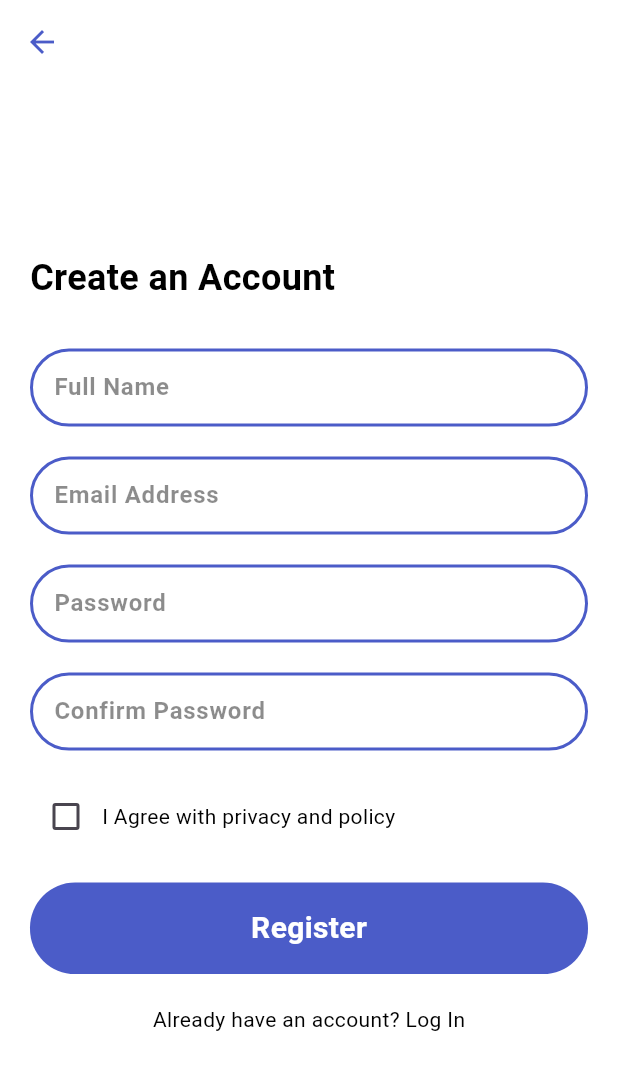
After one commit to nagwaalhariry/prime_mind, a Flutter app: the RegisterScreen screen opened by its route, on a phone screen of 412 x 824 dp. The commit adds this screen. Shown: the top 1070 px of the screen. Run offline on Flutter 3.47's test engine with Material 3 defaults, Android fonts, the phone set to English and light mode, and no system bars.

Commit message:
register screen add

```diff
--- a/lib/data/api_manager.dart
+++ b/lib/data/api_manager.dart
@@ -22,4 +22,5 @@ abstract class ApiManager{
     LoginResponseDm loginResponse = LoginResponseDm.fromJson(json);
     return loginResponse;
   }
+
 }
--- a/lib/main.dart
+++ b/lib/main.dart
@@ -1,5 +1,6 @@
 import 'package:edu/navigations/bot_nav_bar.dart';
 import 'package:edu/home_screen.dart';
+import 'package:edu/register/register_screen.dart';
 import 'package:edu/splash/splash_screen.dart';
 import 'package:edu/subscriptions/payment.dart';
 import 'package:edu/subscriptions/subscripe_screen.dart';
@@ -51,6 +52,8 @@ class MyApp extends StatelessWidget {
         SubscripeScreen.routeName : (buildContext) => SubscripeScreen(),
         SubscriptionDoneScreen.routeName : (buildContext) => SubscriptionDoneScreen(),
         Payment.routeName : (buildContext) => Payment(),
+        RegisterScreen.routeName : (buildContext) => RegisterScreen(),
+
 
 
 
--- a/lib/navigations/nav_drawer.dart
+++ b/lib/navigations/nav_drawer.dart
@@ -1,6 +1,7 @@
 import 'package:edu/home_screen.dart';
 import 'package:edu/lawyer/lawyer_screen.dart';
 import 'package:edu/login/login_screen.dart';
+import 'package:edu/register/register_screen.dart';
 import 'package:edu/subscriptions/subscription_screen.dart';
 import 'package:edu/teacher/teacher_screen.dart';
 import 'package:edu/themes.dart';
@@ -122,12 +123,12 @@ class NavDrawer extends StatelessWidget {
                     alignment: Alignment.center,
                     transform: Matrix4.rotationY(pi),
                     child: Icon(
-                      Icons.logout,
+                      Icons.how_to_reg,
                     ),
                   ),
-                  title: Text("Logout"),
+                  title: Text("sign up"),
                   onTap: (){
-                    Navigator.pop(context);
+                    Navigator.popAndPushNamed(context,RegisterScreen.routeName);
                   },
                 ),
               ],
--- /dev/null
+++ b/lib/register/register_screen.dart
@@ -0,0 +1,190 @@
+import 'package:edu/themes.dart';
+import 'package:flutter/material.dart';
+
+class RegisterScreen extends StatefulWidget {
+  static const String routeName = 'register_screen';
+
+  const RegisterScreen({super.key});
+
+  @override
+  State<RegisterScreen> createState() => _RegisterScreenState();
+}
+
+class _RegisterScreenState extends State<RegisterScreen> {
+
+  bool? value = false;
+
+  @override
+  Widget build(BuildContext context) {
+    return Scaffold(
+      backgroundColor: Themes.lightTheme.appBarTheme.backgroundColor,
+      appBar: AppBar(
+        backgroundColor: Colors.transparent,
+        iconTheme: IconThemeData(color: Themes.lightTheme.appBarTheme.iconTheme?.color),
+      ),
+
+      body: Container(
+        margin: EdgeInsets.symmetric(horizontal: 20),
+        child: Column(
+          crossAxisAlignment: CrossAxisAlignment.start,
+          spacing: 30,
+          children: [
+            SizedBox(
+              height: MediaQuery.of(context).size.height*0.1,
+            ),
+            Text("Create an Account",style: Themes.lightTheme.textTheme.headlineLarge,),
+            Column(
+              spacing: 20,
+              children: [
+                Container(
+                  decoration: BoxDecoration(
+                      borderRadius: BorderRadius.all(Radius.circular(30)),
+                      border: Border.all(
+                        color: Themes.lightTheme.primaryColor,
+                        width: 2
+                      ),
+
+                  ),
+                  child: TextFormField(
+
+                    keyboardType: TextInputType.name,
+                    keyboardAppearance: Brightness.light,
+                    textInputAction: TextInputAction.next,
+
+                    maxLines: 1,
+
+
+                    decoration: InputDecoration(
+                      border: InputBorder.none,
+                      contentPadding: EdgeInsets.symmetric(horizontal: 14,vertical: 4),
+                      hintText: "Full Name",
+                      hintStyle: Themes.lightTheme.primaryTextTheme.labelMedium,
+
+                    ),
+
+                  ),
+
+                ),
+                Container(
+                  decoration: BoxDecoration(
+                    borderRadius: BorderRadius.all(Radius.circular(30)),
+                    border: Border.all(
+                        color: Themes.lightTheme.primaryColor,
+                        width: 2
+                    ),
+
+                  ),
+                  child: TextFormField(
+
+                    keyboardType: TextInputType.emailAddress,
+                    keyboardAppearance: Brightness.light,
+                    textInputAction: TextInputAction.send,
+
+                    maxLines: 1,
+
+
+                    decoration: InputDecoration(
+                      border: InputBorder.none,
+                      contentPadding: EdgeInsets.symmetric(horizontal: 14,vertical: 4),
+                      hintText: "Email Address",
+                      hintStyle: Themes.lightTheme.primaryTextTheme.labelMedium,
+                    ),
+
+                  ),
+
+                ),
+                Container(
+                  decoration: BoxDecoration(
+                    borderRadius: BorderRadius.all(Radius.circular(30)),
+                    border: Border.all(
+                        color: Themes.lightTheme.primaryColor,
+                        width: 2
+                    ),
+
+                  ),
+                  child: TextFormField(
+
+                    keyboardType: TextInputType.visiblePassword,
+                    keyboardAppearance: Brightness.light,
+                    textInputAction: TextInputAction.send,
+
+                    maxLines: 1,
+
+
+                    decoration: InputDecoration(
+                      border: InputBorder.none,
+                      contentPadding: EdgeInsets.symmetric(horizontal: 14,vertical: 4),
+                      hintText: "Password",
+                      hintStyle: Themes.lightTheme.primaryTextTheme.labelMedium,
+
+                    ),
+
+                  ),
+
+                ),
+                Container(
+                  decoration: BoxDecoration(
+                    borderRadius: BorderRadius.all(Radius.circular(30)),
+                    border: Border.all(
+                        color: Themes.lightTheme.primaryColor,
+                        width: 2
+                    ),
+
+                  ),
+                  child: TextFormField(
+
+                    keyboardType: TextInputType.visiblePassword,
+                    keyboardAppearance: Brightness.light,
+                    textInputAction: TextInputAction.send,
+
+                    maxLines: 1,
+
+
+                    decoration: InputDecoration(
+                      border: InputBorder.none,
+                      contentPadding: EdgeInsets.symmetric(horizontal: 14,vertical: 4),
+                      hintText: "Confirm Password",
+                      hintStyle: Themes.lightTheme.primaryTextTheme.labelMedium,
+                    ),
+
+                  ),
+
+                ),
+
+                Row(
+                  children: [
+                    Checkbox(
+                    tristate: true,
+                    value: value,
+                    onChanged: (bool? newValue) {
+                      setState(() {
+                        value = newValue;
+                      });
+                    }),
+                    Text("I Agree with privacy and policy",style: Themes.lightTheme.textTheme.displayLarge),                  ],
+                ),
+
+                Container(
+                  padding: EdgeInsets.symmetric(vertical: 16),
+                  decoration: BoxDecoration(
+                    borderRadius: BorderRadius.all(Radius.circular(30)),
+                    color: Themes.lightTheme.primaryColor,
+                  ),
+
+                  child: Center(
+                      child: Text("Register",style: Themes.lightTheme.textTheme.titleMedium,)
+                  ),
+                ),
+                Text("Already have an account? Log In",style: Themes.lightTheme.textTheme.displayLarge),
+              ],
+
+            )
+          ],
+
+        ),
+      ),
+
+
+    );
+  }
+}
--- a/lib/themes.dart
+++ b/lib/themes.dart
@@ -137,6 +137,13 @@ class Themes{
         ),
 
       ),
+    primaryTextTheme: TextTheme(
+      labelMedium: TextStyle(
+          color: shadowLightOtherColor,
+          fontSize: 16,
+          fontWeight: FontWeight.bold
+      ),
+    ),
     iconTheme: IconThemeData(
       size: 20,
       color: Color(0xFFF8F8F8),
```
